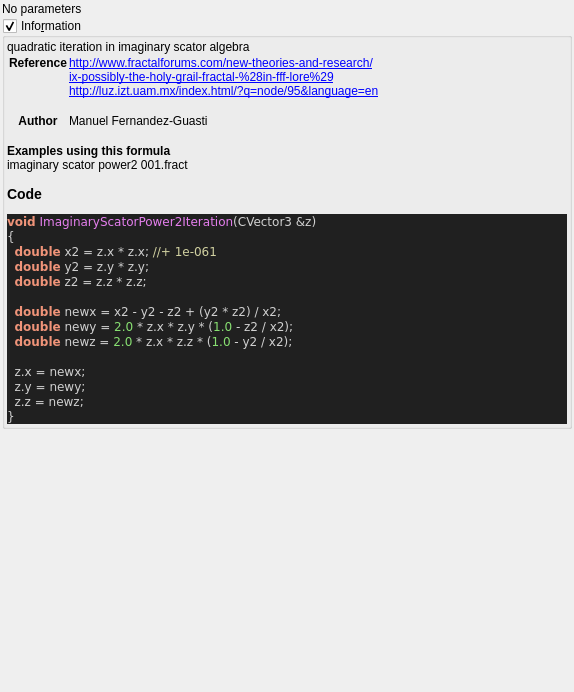
This is mandelbulber2/formula/ui/fractal_imaginary_scator_power2.ui in buddhi1980/mandelbulber2 as Qt 5 draws it before an edit. The edited form follows.
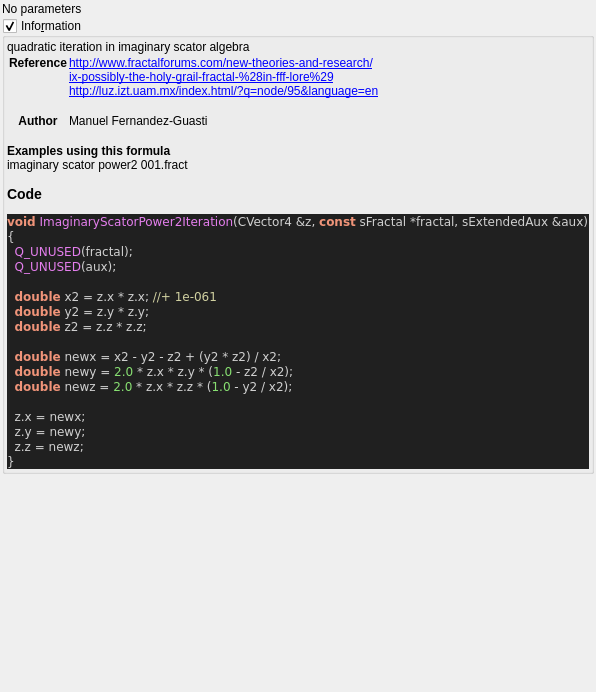
This is the edited form. Custom widgets are drawn as their Qt base class.

What changed in the file:
```diff
--- a/mandelbulber2/formula/ui/fractal_imaginary_scator_power2.ui
+++ b/mandelbulber2/formula/ui/fractal_imaginary_scator_power2.ui
@@ -76,8 +76,11 @@
 &lt;/table&gt;
 &lt;br&gt;&lt;b&gt;Examples using this formula&lt;/b&gt;&lt;br&gt;imaginary scator power2 001.fract&lt;h3&gt;Code&lt;/h3&gt;
 &lt;body style=&quot;background-color:#202020&quot;&gt;
-&lt;pre style=&quot;color:#d0d0d0; background-color:#202020;  font-family:'Courier New',monospace;&quot;&gt;&lt;span style=&quot;color:#f09479; font-weight:bold&quot;&gt;void&lt;/span&gt; &lt;span style=&quot;color:#e47eed&quot;&gt;ImaginaryScatorPower2Iteration&lt;/span&gt;&lt;span style=&quot;color:#d0d0d0&quot;&gt;(&lt;/span&gt;CVector3 &lt;span style=&quot;color:#d0d0d0&quot;&gt;&amp;amp;&lt;/span&gt;z&lt;span style=&quot;color:#d0d0d0&quot;&gt;)&lt;/span&gt;
+&lt;pre style=&quot;color:#d0d0d0; background-color:#202020;  font-family:'Courier New',monospace;&quot;&gt;&lt;span style=&quot;color:#f09479; font-weight:bold&quot;&gt;void&lt;/span&gt; &lt;span style=&quot;color:#e47eed&quot;&gt;ImaginaryScatorPower2Iteration&lt;/span&gt;&lt;span style=&quot;color:#d0d0d0&quot;&gt;(&lt;/span&gt;CVector4 &lt;span style=&quot;color:#d0d0d0&quot;&gt;&amp;amp;&lt;/span&gt;z&lt;span style=&quot;color:#d0d0d0&quot;&gt;,&lt;/span&gt; &lt;span style=&quot;color:#f09479; font-weight:bold&quot;&gt;const&lt;/span&gt; sFractal &lt;span style=&quot;color:#d0d0d0&quot;&gt;*&lt;/span&gt;fractal&lt;span style=&quot;color:#d0d0d0&quot;&gt;,&lt;/span&gt; sExtendedAux &lt;span style=&quot;color:#d0d0d0&quot;&gt;&amp;amp;&lt;/span&gt;aux&lt;span style=&quot;color:#d0d0d0&quot;&gt;)&lt;/span&gt;
 &lt;span style=&quot;color:#d0d0d0&quot;&gt;{&lt;/span&gt;
+  &lt;span style=&quot;color:#e47eed&quot;&gt;Q_UNUSED&lt;/span&gt;&lt;span style=&quot;color:#d0d0d0&quot;&gt;(&lt;/span&gt;fractal&lt;span style=&quot;color:#d0d0d0&quot;&gt;);&lt;/span&gt;
+  &lt;span style=&quot;color:#e47eed&quot;&gt;Q_UNUSED&lt;/span&gt;&lt;span style=&quot;color:#d0d0d0&quot;&gt;(&lt;/span&gt;aux&lt;span style=&quot;color:#d0d0d0&quot;&gt;);&lt;/span&gt;
+
   &lt;span style=&quot;color:#f09479; font-weight:bold&quot;&gt;double&lt;/span&gt; x2 &lt;span style=&quot;color:#d0d0d0&quot;&gt;=&lt;/span&gt; z&lt;span style=&quot;color:#d0d0d0&quot;&gt;.&lt;/span&gt;x &lt;span style=&quot;color:#d0d0d0&quot;&gt;*&lt;/span&gt; z&lt;span style=&quot;color:#d0d0d0&quot;&gt;.&lt;/span&gt;x&lt;span style=&quot;color:#d0d0d0&quot;&gt;;&lt;/span&gt; &lt;span style=&quot;color:#d0d0a0&quot;&gt;//+ 1e-061&lt;/span&gt;
   &lt;span style=&quot;color:#f09479; font-weight:bold&quot;&gt;double&lt;/span&gt; y2 &lt;span style=&quot;color:#d0d0d0&quot;&gt;=&lt;/span&gt; z&lt;span style=&quot;color:#d0d0d0&quot;&gt;.&lt;/span&gt;y &lt;span style=&quot;color:#d0d0d0&quot;&gt;*&lt;/span&gt; z&lt;span style=&quot;color:#d0d0d0&quot;&gt;.&lt;/span&gt;y&lt;span style=&quot;color:#d0d0d0&quot;&gt;;&lt;/span&gt;
   &lt;span style=&quot;color:#f09479; font-weight:bold&quot;&gt;double&lt;/span&gt; z2 &lt;span style=&quot;color:#d0d0d0&quot;&gt;=&lt;/span&gt; z&lt;span style=&quot;color:#d0d0d0&quot;&gt;.&lt;/span&gt;z &lt;span style=&quot;color:#d0d0d0&quot;&gt;*&lt;/span&gt; z&lt;span style=&quot;color:#d0d0d0&quot;&gt;.&lt;/span&gt;z&lt;span style=&quot;color:#d0d0d0&quot;&gt;;&lt;/span&gt;
```
